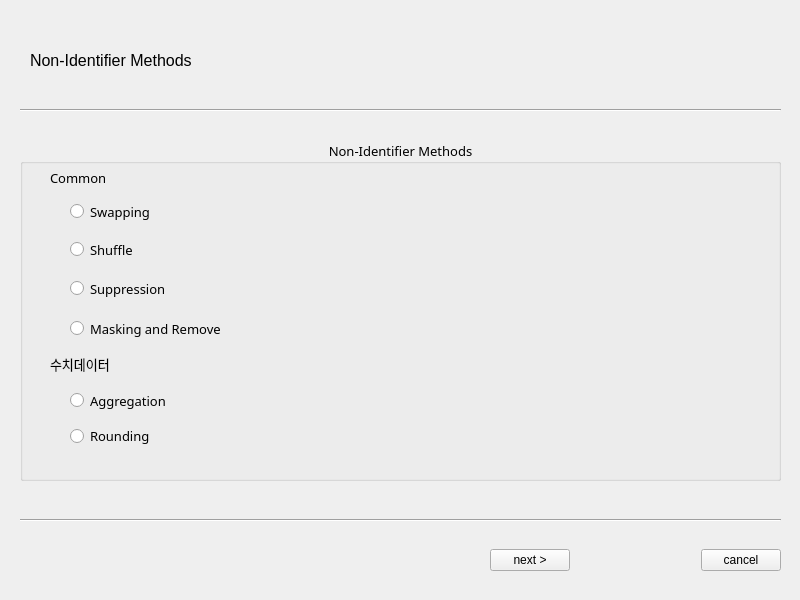
First picture: the form in UI/SelectNonIdentifierMethod.ui, repository zel0rd/Non-Identifying, before the edit.
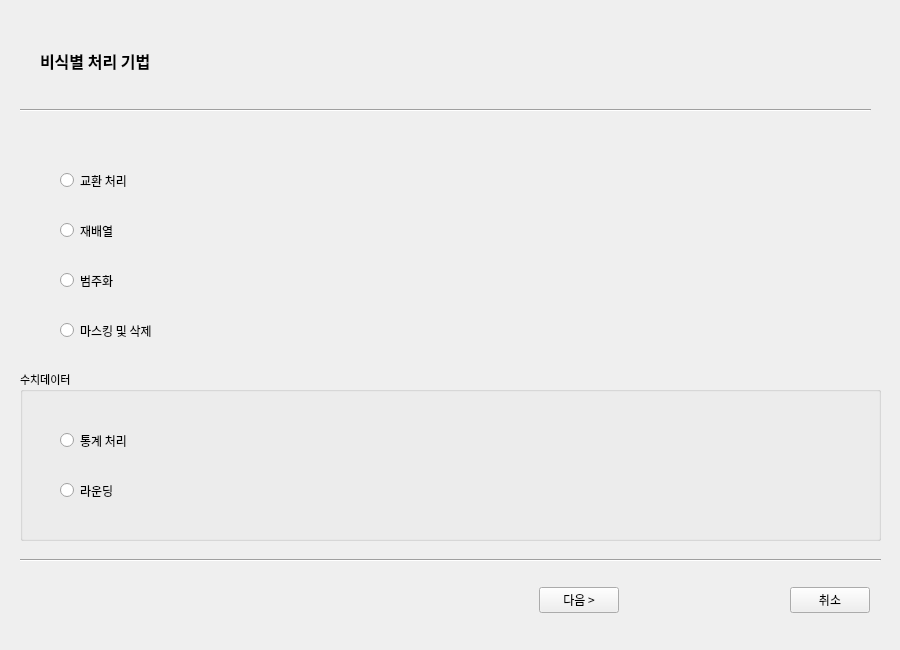
Second picture: the form after the edit.

```diff
--- a/UI/SelectNonIdentifierMethod.ui
+++ b/UI/SelectNonIdentifierMethod.ui
@@ -6,8 +6,8 @@
    <rect>
     <x>0</x>
     <y>0</y>
-    <width>800</width>
-    <height>600</height>
+    <width>900</width>
+    <height>650</height>
    </rect>
   </property>
   <property name="windowTitle">
@@ -18,125 +18,54 @@
     <property name="geometry">
      <rect>
       <x>20</x>
-      <y>140</y>
-      <width>761</width>
-      <height>341</height>
+      <y>370</y>
+      <width>861</width>
+      <height>171</height>
      </rect>
     </property>
     <property name="font">
      <font>
-      <family>굴림</family>
-      <pointsize>10</pointsize>
+      <family>맑은 고딕</family>
+      <pointsize>8</pointsize>
      </font>
     </property>
     <property name="title">
-     <string>Non-Identifier Methods</string>
+     <string>수치데이터</string>
     </property>
-    <property name="alignment">
-     <set>Qt::AlignCenter</set>
-    </property>
-    <widget class="QRadioButton" name="Method1">
-     <property name="geometry">
-      <rect>
-       <x>50</x>
-       <y>62</y>
-       <width>131</width>
-       <height>19</height>
-      </rect>
-     </property>
-     <property name="text">
-      <string>Swapping</string>
-     </property>
-    </widget>
-    <widget class="QRadioButton" name="Method2">
-     <property name="geometry">
-      <rect>
-       <x>50</x>
-       <y>100</y>
-       <width>72</width>
-       <height>19</height>
-      </rect>
-     </property>
-     <property name="text">
-      <string>Shuffle</string>
-     </property>
-    </widget>
-    <widget class="QRadioButton" name="Method3">
-     <property name="geometry">
-      <rect>
-       <x>50</x>
-       <y>139</y>
-       <width>141</width>
-       <height>19</height>
-      </rect>
-     </property>
-     <property name="text">
-      <string>Suppression</string>
-     </property>
-    </widget>
-    <widget class="QRadioButton" name="Method4">
-     <property name="geometry">
-      <rect>
-       <x>50</x>
-       <y>178</y>
-       <width>201</width>
-       <height>21</height>
-      </rect>
-     </property>
-     <property name="text">
-      <string>Masking and Remove</string>
-     </property>
-    </widget>
     <widget class="QRadioButton" name="Method6">
      <property name="geometry">
       <rect>
-       <x>50</x>
-       <y>288</y>
-       <width>151</width>
-       <height>16</height>
+       <x>40</x>
+       <y>100</y>
+       <width>231</width>
+       <height>41</height>
       </rect>
      </property>
+     <property name="font">
+      <font>
+       <pointsize>9</pointsize>
+      </font>
+     </property>
      <property name="text">
-      <string>Rounding</string>
+      <string>라운딩</string>
      </property>
     </widget>
     <widget class="QRadioButton" name="Method5">
      <property name="geometry">
       <rect>
-       <x>50</x>
-       <y>250</y>
-       <width>121</width>
-       <height>21</height>
+       <x>40</x>
+       <y>50</y>
+       <width>271</width>
+       <height>41</height>
       </rect>
      </property>
-     <property name="text">
-      <string>Aggregation</string>
+     <property name="font">
+      <font>
+       <pointsize>9</pointsize>
+      </font>
      </property>
-    </widget>
-    <widget class="QLabel" name="label_2">
-     <property name="geometry">
-      <rect>
-       <x>30</x>
-       <y>30</y>
-       <width>111</width>
-       <height>16</height>
-      </rect>
-     </property>
      <property name="text">
-      <string>Common</string>
-     </property>
-    </widget>
-    <widget class="QLabel" name="label_3">
-     <property name="geometry">
-      <rect>
-       <x>30</x>
-       <y>216</y>
-       <width>101</width>
-       <height>16</height>
-      </rect>
-     </property>
-     <property name="text">
-      <string>수치데이터</string>
+      <string>통계 처리</string>
      </property>
     </widget>
    </widget>
@@ -144,8 +73,8 @@
     <property name="geometry">
      <rect>
       <x>20</x>
-      <y>510</y>
-      <width>761</width>
+      <y>550</y>
+      <width>861</width>
       <height>20</height>
      </rect>
     </property>
@@ -156,17 +85,25 @@
    <widget class="QWidget" name="horizontalLayoutWidget_2">
     <property name="geometry">
      <rect>
-      <x>490</x>
-      <y>530</y>
-      <width>291</width>
+      <x>539</x>
+      <y>570</y>
+      <width>331</width>
       <height>61</height>
      </rect>
     </property>
     <layout class="QHBoxLayout" name="horizontalLayout_2">
      <item>
       <widget class="QPushButton" name="nextButton">
+       <property name="font">
+        <font>
+         <family>맑은 고딕</family>
+         <pointsize>9</pointsize>
+         <weight>50</weight>
+         <bold>false</bold>
+        </font>
+       </property>
        <property name="text">
-        <string>next &gt;</string>
+        <string>다음 &gt;</string>
        </property>
       </widget>
      </item>
@@ -185,8 +122,14 @@
      </item>
      <item>
       <widget class="QPushButton" name="cancelButton">
+       <property name="font">
+        <font>
+         <family>맑은 고딕</family>
+         <pointsize>9</pointsize>
+        </font>
+       </property>
        <property name="text">
-        <string>cancel</string>
+        <string>취소</string>
        </property>
       </widget>
      </item>
@@ -197,7 +140,7 @@
      <rect>
       <x>20</x>
       <y>100</y>
-      <width>761</width>
+      <width>851</width>
       <height>20</height>
      </rect>
     </property>
@@ -208,19 +151,98 @@
    <widget class="QLabel" name="label">
     <property name="geometry">
      <rect>
-      <x>30</x>
+      <x>40</x>
       <y>30</y>
-      <width>301</width>
+      <width>411</width>
       <height>61</height>
      </rect>
     </property>
     <property name="font">
      <font>
+      <family>맑은 고딕</family>
       <pointsize>12</pointsize>
+      <weight>75</weight>
+      <bold>true</bold>
      </font>
     </property>
     <property name="text">
-     <string>Non-Identifier Methods</string>
+     <string>비식별 처리 기법</string>
+    </property>
+   </widget>
+   <widget class="QRadioButton" name="Method1">
+    <property name="geometry">
+     <rect>
+      <x>60</x>
+      <y>160</y>
+      <width>161</width>
+      <height>41</height>
+     </rect>
+    </property>
+    <property name="font">
+     <font>
+      <family>맑은 고딕</family>
+      <pointsize>9</pointsize>
+     </font>
+    </property>
+    <property name="text">
+     <string>교환 처리</string>
+    </property>
+   </widget>
+   <widget class="QRadioButton" name="Method2">
+    <property name="geometry">
+     <rect>
+      <x>60</x>
+      <y>210</y>
+      <width>171</width>
+      <height>41</height>
+     </rect>
+    </property>
+    <property name="font">
+     <font>
+      <family>맑은 고딕</family>
+      <pointsize>9</pointsize>
+     </font>
+    </property>
+    <property name="text">
+     <string>재배열</string>
+    </property>
+   </widget>
+   <widget class="QRadioButton" name="Method3">
+    <property name="geometry">
+     <rect>
+      <x>60</x>
+      <y>260</y>
+      <width>141</width>
+      <height>41</height>
+     </rect>
+    </property>
+    <property name="font">
+     <font>
+      <family>맑은 고딕</family>
+      <pointsize>9</pointsize>
+     </font>
+    </property>
+    <property name="text">
+     <string>범주화</string>
+    </property>
+   </widget>
+   <widget class="QRadioButton" name="Method4">
+    <property name="geometry">
+     <rect>
+      <x>60</x>
+      <y>310</y>
+      <width>201</width>
+      <height>41</height>
+     </rect>
+    </property>
+    <property name="font">
+     <font>
+      <family>맑은 고딕</family>
+      <pointsize>9</pointsize>
+     </font>
+    </property>
+    <property name="text">
+     <string>마스킹 및 삭제</string>
     </property>
    </widget>
   </widget>
```
Left out of the diff: 4 changed lines with no effect on the pictures.
